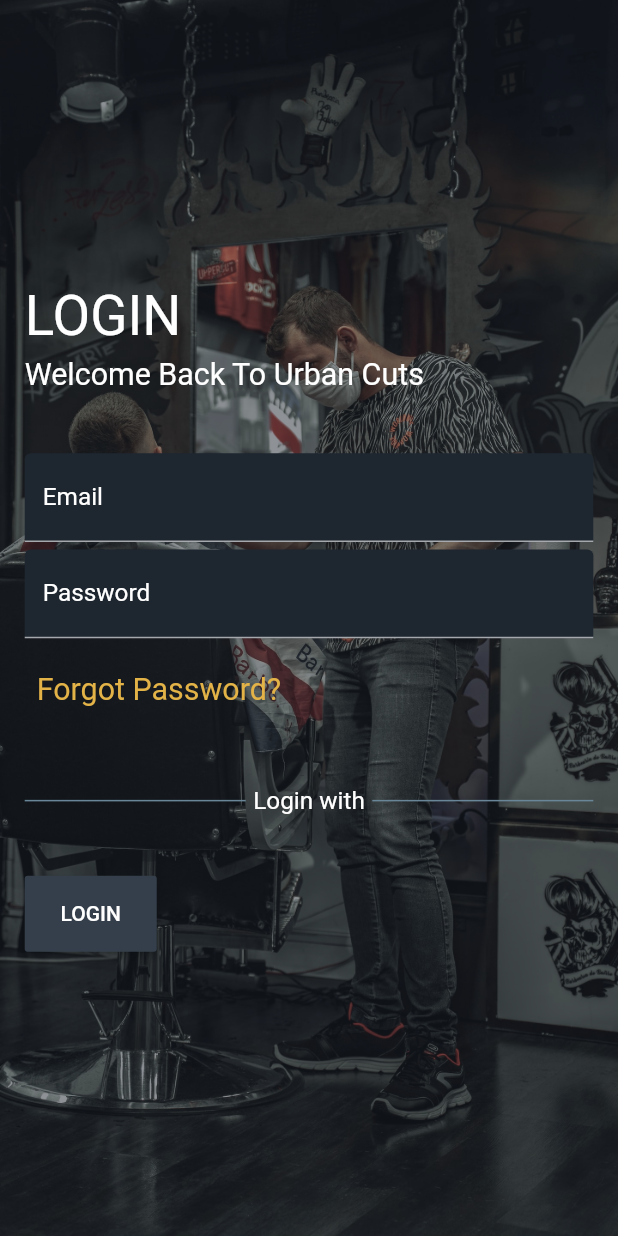
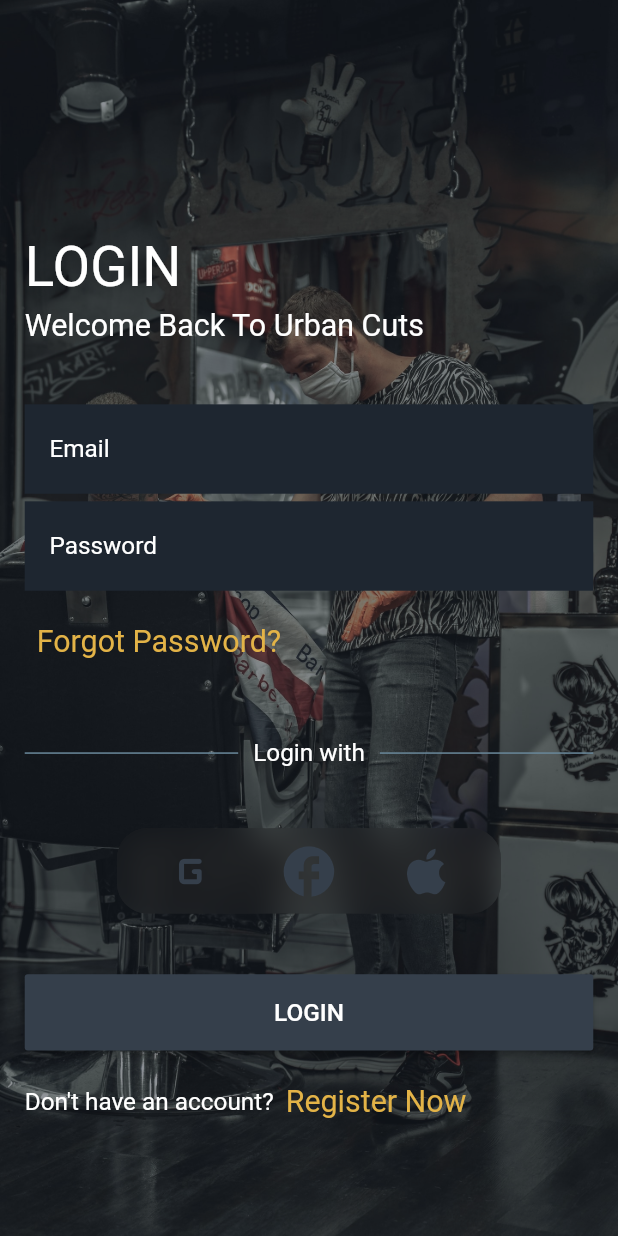
Before and after one commit to DreuDavids/Fade, a Flutter app: the screen it shows after launch, on a phone screen of 412 x 824 dp. Run offline on Flutter 3.47's test engine with Material 2 defaults, Android fonts, the light colour scheme and no system bars; our stand-ins replace flutter_screenutil, google_fonts.

Commit message:
login page done

```diff
--- a/lib/src/constants/styling/app_theme.dart
+++ b/lib/src/constants/styling/app_theme.dart
@@ -5,17 +5,10 @@
   AppTheme._();
 
   static ThemeData darkTheme = ThemeData(
-      colorScheme: const ColorScheme.dark(secondary: darkGrey),
-      brightness: Brightness.dark,
-      canvasColor: darkGrey,
-      inputDecorationTheme: TextFormFieldTheme.darkInputDecorationTheme,
-      textButtonTheme: CustomTextButtonTheme.darkTextButtonTheme
-      // elevatedButtonTheme: CustomElevatedButtonTheme.darkElevatedButtonTheme,
-
-      // appBarTheme: CustomAppBarTheme.darkAppBarTheme,
-      // expansionTileTheme: CustomExpansionTileTheme.darkExpansionTileTheme,
-      // textTheme: CustomTextFieldTheme.darkTextStyle,
-      // //this divider color transparent removes the divider Expansion widget has by default
-      // dividerColor: Colors.transparent,
-      );
+    colorScheme: const ColorScheme.dark(secondary: darkGrey),
+    brightness: Brightness.dark,
+    canvasColor: darkGrey,
+    inputDecorationTheme: TextFormFieldTheme.darkInputDecorationTheme,
+    textButtonTheme: CustomTextButtonTheme.darkTextButtonTheme,
+  );
 }
--- a/lib/src/constants/styling/colours.dart
+++ b/lib/src/constants/styling/colours.dart
@@ -14,5 +14,6 @@
 final feintWhiteUnderline = Colors.white.withOpacity(0.2);
 
 //used for the blurs
+final socialIconsBlur = const Color(0XFF292828).withOpacity(0.4);
 final blurOverlayColor = primaryColor.withOpacity(0.5);
 final titleBlurOverlayColor = const Color(0XFF292828).withOpacity(0.4);
--- a/lib/src/constants/styling/widget_themes/text_form_field_theme.dart
+++ b/lib/src/constants/styling/widget_themes/text_form_field_theme.dart
@@ -9,14 +9,12 @@
   static InputDecorationTheme darkInputDecorationTheme = InputDecorationTheme(
     filled: true,
     fillColor: primaryColor,
+    contentPadding: EdgeInsets.symmetric(vertical: 20.h, horizontal: 15.w),
     labelStyle: inputFont.apply(color: Colors.white),
+    floatingLabelBehavior: FloatingLabelBehavior.never,
     floatingLabelStyle: inputFont.apply(color: Colors.white),
     hintStyle: inputFont.apply(color: Colors.white),
     counterStyle: inputFont.apply(color: Colors.white),
-    focusedBorder: OutlineInputBorder(
-      borderSide: BorderSide(
-        width: 0.w,
-      ),
-    ),
+    border: InputBorder.none,
   );
 }
--- a/lib/src/screens/login_screen.dart
+++ b/lib/src/screens/login_screen.dart
@@ -1,3 +1,5 @@
+import 'dart:ui';
+
 import 'package:flutter/material.dart';
 import 'package:flutter_screenutil/flutter_screenutil.dart';
 import '../constants/constants.dart';
@@ -33,6 +35,9 @@
                   mainAxisAlignment: MainAxisAlignment.center,
                   crossAxisAlignment: CrossAxisAlignment.start,
                   children: [
+                    SizedBox(
+                      height: 90.h,
+                    ),
                     Text(
                       'LOGIN',
                       style: titleFont,
@@ -49,9 +54,7 @@
                     ),
                     TextFormField(
                       decoration: const InputDecoration(
-                        label: Text(
-                          'Email',
-                        ),
+                        hintText: 'Email',
                       ),
                     ),
                     SizedBox(
@@ -60,9 +63,7 @@
                     TextFormField(
                       obscureText: true,
                       decoration: const InputDecoration(
-                        label: Text(
-                          'Password',
-                        ),
+                        hintText: 'Password',
                       ),
                     ),
                     SizedBox(
@@ -78,14 +79,12 @@
                       height: 40.h,
                     ),
                     Row(
-                      //crossAxisAlignment: CrossAxisAlignment.baseline,
-                      textBaseline: TextBaseline.ideographic,
                       children: [
                         Expanded(
                           child: Divider(
                             color: dividerColour,
                             thickness: 1.h,
-                            endIndent: 5,
+                            endIndent: 10,
                           ),
                         ),
                         Text(
@@ -96,7 +95,7 @@
                           child: Divider(
                             color: dividerColour,
                             thickness: 1.h,
-                            indent: 5,
+                            indent: 10,
                           ),
                         ),
                       ],
@@ -104,12 +103,87 @@
                     SizedBox(
                       height: 40.h,
                     ),
+                    Center(
+                      child: Container(
+                        height: 56.h,
+                        width: 233.w,
+                        decoration: BoxDecoration(
+                          color: socialIconsBlur,
+                          borderRadius: BorderRadius.circular(20.r),
+                        ),
+                        child: ClipRRect(
+                          borderRadius: BorderRadius.circular(20.r),
+                          child: BackdropFilter(
+                            filter: ImageFilter.blur(sigmaX: 10, sigmaY: 10),
+                            child: Row(
+                              mainAxisAlignment: MainAxisAlignment.spaceEvenly,
+                              children: [
+                                ///Google login
+                                IconButton(
+                                  onPressed: () {
+                                    //Implement Google login here
+                                  },
+                                  icon: const Icon(Icons.g_mobiledata_rounded,
+                                      color: darkBlue),
+                                  iconSize: 40.h,
+                                ),
+
+                                ///Facebook login
+                                IconButton(
+                                  onPressed: () {
+                                    //Implement Facebook login here
+                                  },
+                                  icon: const Icon(Icons.facebook,
+                                      color: darkBlue),
+                                  iconSize: 40.h,
+                                ),
+
+                                ///Apple login
+                                IconButton(
+                                  onPressed: () {
+                                    //Implement Apple login here
+                                  },
+                                  icon: const Icon(Icons.apple_rounded,
+                                      color: darkBlue),
+                                  iconSize: 40.h,
+                                ),
+                              ],
+                            ),
+                          ),
+                        ),
+                      ),
+                    ),
+                    SizedBox(
+                      height: 40.h,
+                    ),
                     MaterialButton(
                       onPressed: () {},
+                      minWidth: double.infinity,
                       height: 50.h,
-                      child: Text('LOGIN'),
                       color: darkBlue,
-                    )
+                      child: Text(
+                        'LOGIN',
+                        style: inputFont,
+                      ),
+                    ),
+                    SizedBox(
+                      height: 10.h,
+                    ),
+                    Row(
+                      children: [
+                        Text(
+                          'Don\'t have an account?',
+                          style: inputFont,
+                        ),
+                        TextButton(
+                          onPressed: () {
+                            //TODO navigate to register page
+                            //Navigate to the Register page
+                          },
+                          child: const Text('Register Now'),
+                        )
+                      ],
+                    ),
                   ],
                 ),
               ),
```
